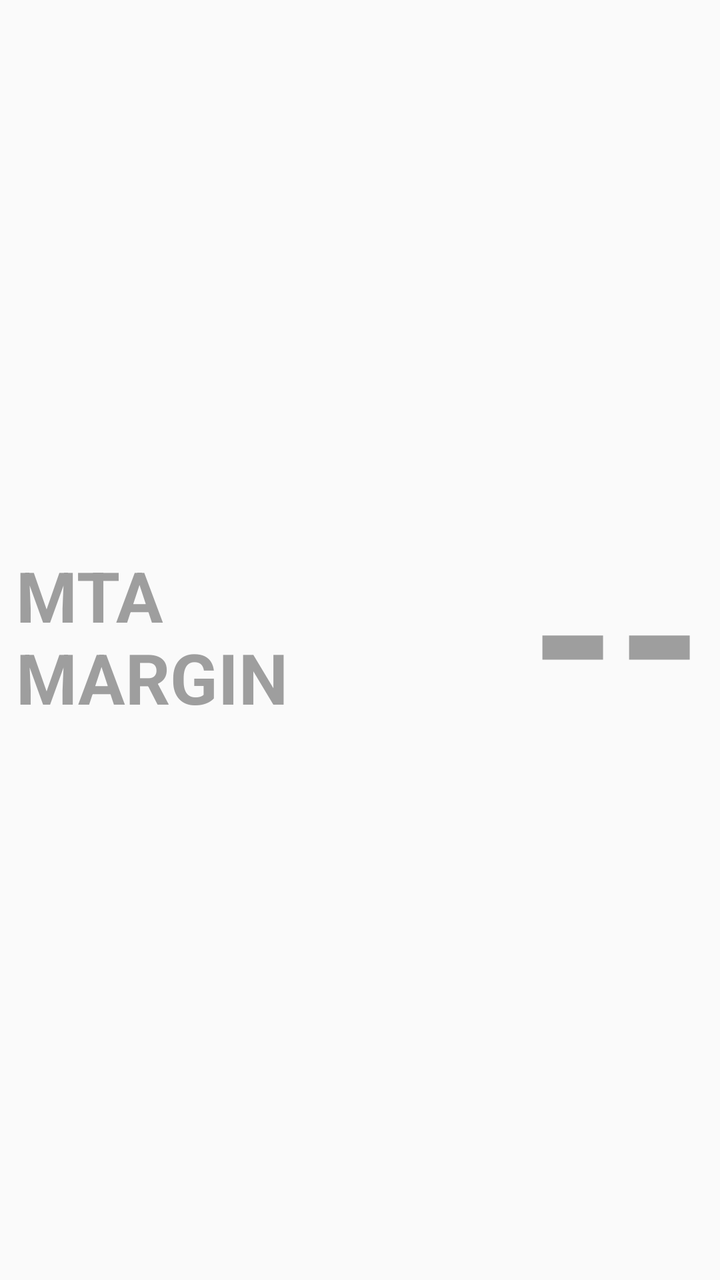
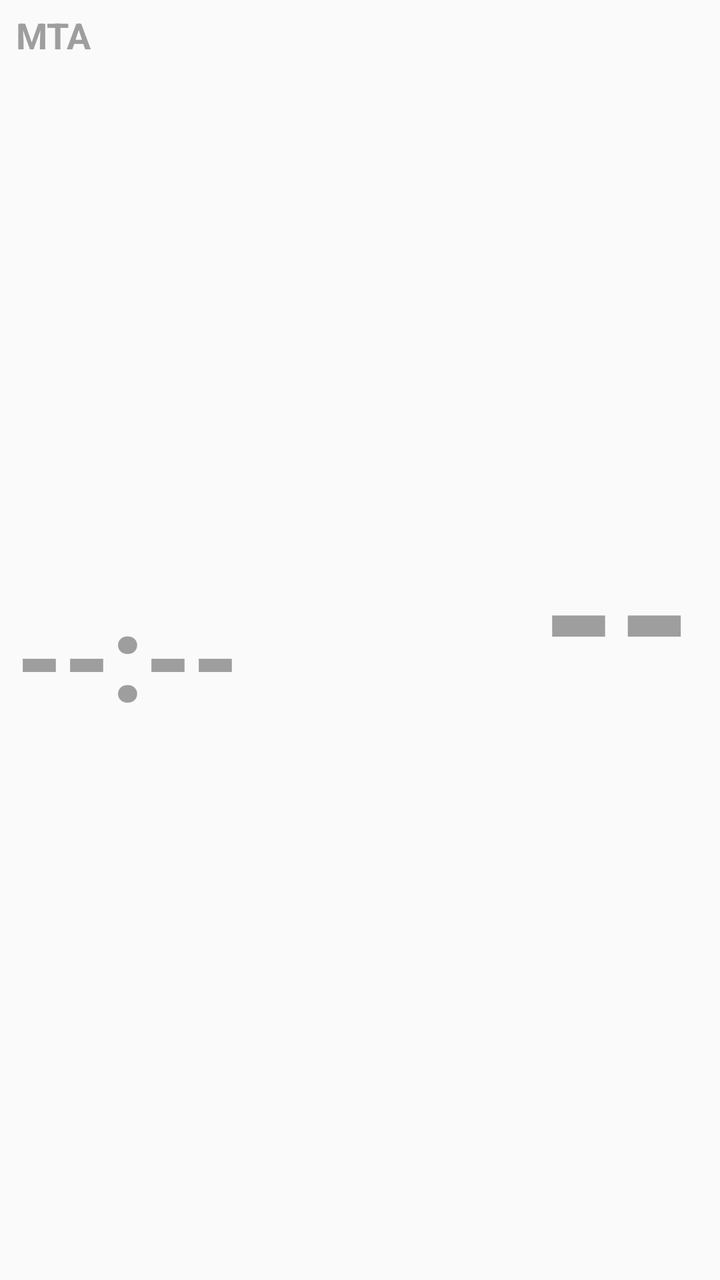

Before-and-after screenshots of an Android layout around one commit, followed by the original layout XML and the change that was made.
<!-- AndroidManifest.xml: application theme Theme.AppCompat.DayNight.NoActionBar -->
<!-- res/layout/view_eta_margin.xml -->
<?xml version="1.0" encoding="utf-8"?>
<LinearLayout xmlns:android="http://schemas.android.com/apk/res/android"
    android:id="@+id/root_margin"
    android:layout_width="match_parent"
    android:layout_height="match_parent"
    android:orientation="horizontal"
    android:gravity="center_vertical"
    android:paddingStart="8dp"
    android:paddingEnd="8dp"
    android:paddingTop="4dp"
    android:paddingBottom="4dp"
    android:background="@android:color/transparent">

    <TextView
        android:id="@+id/tv_margin_label"
        android:layout_width="0dp"
        android:layout_height="match_parent"
        android:layout_weight="0.42"
        android:gravity="center_vertical|start"
        android:paddingEnd="6dp"
        android:text="MTA\nMARGIN"
        android:textStyle="bold"
        android:textColor="#9E9E9E"
        android:textAllCaps="true"
        android:maxLines="2"
        android:includeFontPadding="false"
        android:autoSizeTextType="uniform"
        android:autoSizeMinTextSize="12sp"
        android:autoSizeMaxTextSize="40sp"
        android:autoSizeStepGranularity="1sp" />

    <TextView
        android:id="@+id/tv_margin_value"
        android:layout_width="0dp"
        android:layout_height="match_parent"
        android:layout_weight="0.58"
        android:gravity="center_vertical|end"
        android:text="--"
        android:textStyle="bold"
        android:textColor="#9E9E9E"
        android:maxLines="1"
        android:includeFontPadding="false"
        android:autoSizeTextType="uniform"
        android:autoSizeMinTextSize="16sp"
        android:autoSizeMaxTextSize="110sp"
        android:autoSizeStepGranularity="2sp" />

</LinearLayout>
<!-- resources referenced by this layout -->
<resources>

</resources>

<!-- the commit's change to res/layout/view_eta_margin.xml (unified diff, before → after) -->
@@ -11,38 +11,81 @@
     android:paddingBottom="4dp"
     android:background="@android:color/transparent">
 
-    <TextView
-        android:id="@+id/tv_margin_label"
+    <LinearLayout
         android:layout_width="0dp"
         android:layout_height="match_parent"
-        android:layout_weight="0.42"
+        android:layout_weight="0.40"
+        android:orientation="vertical"
         android:gravity="center_vertical|start"
         android:paddingEnd="6dp"
-        android:text="MTA\nMARGIN"
-        android:textStyle="bold"
-        android:textColor="#9E9E9E"
-        android:textAllCaps="true"
-        android:maxLines="2"
-        android:includeFontPadding="false"
-        android:autoSizeTextType="uniform"
-        android:autoSizeMinTextSize="12sp"
-        android:autoSizeMaxTextSize="40sp"
-        android:autoSizeStepGranularity="1sp" />
+        android:paddingTop="4dp"
+        android:paddingBottom="4dp">
+        <TextView
+            android:id="@+id/tv_margin_label"
+            android:layout_width="match_parent"
+            android:layout_height="wrap_content"
+            android:gravity="start"
+            android:text="MTA"
+            android:textStyle="bold"
+            android:textColor="#9E9E9E"
+            android:textSize="18sp"
+            android:maxLines="1"
+            android:includeFontPadding="false" />
+        <TextView
+            android:id="@+id/tv_margin_time"
+            android:layout_width="match_parent"
+            android:layout_height="0dp"
+            android:layout_weight="1"
+            android:gravity="center_vertical|start"
+            android:text="--:--"
+            android:textStyle="bold"
+            android:textColor="#9E9E9E"
+            android:maxLines="1"
+            android:includeFontPadding="false"
+            android:autoSizeTextType="uniform"
+            android:autoSizeMinTextSize="12sp"
+            android:autoSizeMaxTextSize="60sp"
+            android:autoSizeStepGranularity="1sp" />
+    </LinearLayout>
 
-    <TextView
-        android:id="@+id/tv_margin_value"
+    <LinearLayout
+        android:id="@+id/cell_margin"
         android:layout_width="0dp"
         android:layout_height="match_parent"
-        android:layout_weight="0.58"
+        android:layout_weight="0.60"
+        android:layout_marginTop="4dp"
+        android:layout_marginBottom="4dp"
+        android:orientation="vertical"
         android:gravity="center_vertical|end"
-        android:text="--"
-        android:textStyle="bold"
-        android:textColor="#9E9E9E"
-        android:maxLines="1"
-        android:includeFontPadding="false"
-        android:autoSizeTextType="uniform"
-        android:autoSizeMinTextSize="16sp"
-        android:autoSizeMaxTextSize="110sp"
-        android:autoSizeStepGranularity="2sp" />
+        android:paddingStart="6dp"
+        android:paddingEnd="6dp"
+        android:background="@android:color/transparent">
+        <TextView
+            android:id="@+id/tv_margin_value"
+            android:layout_width="match_parent"
+            android:layout_height="0dp"
+            android:layout_weight="1"
+            android:gravity="center_vertical|end"
+            android:text="--"
+            android:textStyle="bold"
+            android:textColor="#9E9E9E"
+            android:maxLines="1"
+            android:includeFontPadding="false"
+            android:autoSizeTextType="uniform"
+            android:autoSizeMinTextSize="16sp"
+            android:autoSizeMaxTextSize="96sp"
+            android:autoSizeStepGranularity="2sp" />
+        <TextView
+            android:id="@+id/tv_margin_tag"
+            android:layout_width="match_parent"
+            android:layout_height="wrap_content"
+            android:gravity="end"
+            android:text=""
+            android:textStyle="bold"
+            android:textColor="#9E9E9E"
+            android:textSize="18sp"
+            android:maxLines="1"
+            android:includeFontPadding="false" />
+    </LinearLayout>
 
 </LinearLayout>
